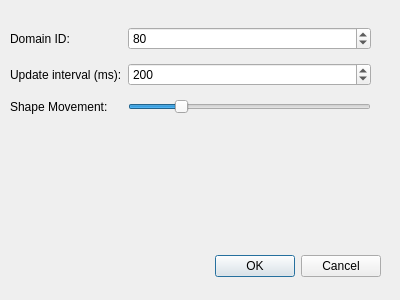
Above: utils/ShapesDemo/forms/optionsdialog.ui from eProsima/Fast-DDS before the change. Below: the same form after it.
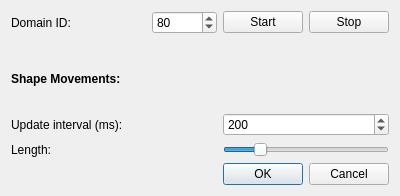
That is the form after the change.

The edit to the form file:
```diff
--- a/utils/ShapesDemo/forms/optionsdialog.ui
+++ b/utils/ShapesDemo/forms/optionsdialog.ui
@@ -7,37 +7,14 @@
     <x>0</x>
     <y>0</y>
     <width>400</width>
-    <height>300</height>
+    <height>196</height>
    </rect>
   </property>
   <property name="windowTitle">
    <string>Options</string>
   </property>
-  <widget class="QDialogButtonBox" name="buttonBox">
-   <property name="geometry">
-    <rect>
-     <x>190</x>
-     <y>250</y>
-     <width>191</width>
-     <height>32</height>
-    </rect>
-   </property>
-   <property name="orientation">
-    <enum>Qt::Horizontal</enum>
-   </property>
-   <property name="standardButtons">
-    <set>QDialogButtonBox::Cancel|QDialogButtonBox::Ok</set>
-   </property>
-  </widget>
-  <widget class="QWidget" name="layoutWidget">
-   <property name="geometry">
-    <rect>
-     <x>10</x>
-     <y>20</y>
-     <width>361</width>
-     <height>101</height>
-    </rect>
-   </property>
+  <layout class="QVBoxLayout" name="verticalLayout">
+   <item>
    <layout class="QGridLayout" name="gridLayout">
     <item row="0" column="0">
      <widget class="QLabel" name="label">
@@ -46,14 +23,69 @@
       </property>
      </widget>
     </item>
-    <item row="1" column="0" colspan="2">
-     <widget class="QLabel" name="label_2">
+     <item row="0" column="2">
+      <widget class="QSpinBox" name="spin_domainId">
+       <property name="specialValueText">
+        <string/>
+       </property>
+       <property name="suffix">
+        <string/>
+       </property>
+       <property name="value">
+        <number>80</number>
+       </property>
+      </widget>
+     </item>
+     <item row="1" column="0" colspan="3">
+      <spacer name="verticalSpacer">
+       <property name="orientation">
+        <enum>Qt::Vertical</enum>
+       </property>
+       <property name="sizeType">
+        <enum>QSizePolicy::Minimum</enum>
+       </property>
+       <property name="sizeHint" stdset="0">
+        <size>
+         <width>20</width>
+         <height>10</height>
+        </size>
+       </property>
+      </spacer>
+     </item>
+     <item row="0" column="3">
+      <widget class="QPushButton" name="pushButton_start">
+       <property name="focusPolicy">
+        <enum>Qt::TabFocus</enum>
+       </property>
       <property name="text">
-       <string>Update interval (ms):</string>
+        <string>Start</string>
       </property>
      </widget>
     </item>
-    <item row="1" column="2">
+     <item row="0" column="4">
+      <widget class="QPushButton" name="pushButton_stop">
+       <property name="focusPolicy">
+        <enum>Qt::TabFocus</enum>
+       </property>
+       <property name="text">
+        <string>Stop</string>
+       </property>
+      </widget>
+     </item>
+     <item row="2" column="0" colspan="3">
+      <widget class="QLabel" name="label_4">
+       <property name="font">
+        <font>
+         <weight>75</weight>
+         <bold>true</bold>
+        </font>
+       </property>
+       <property name="text">
+        <string>Shape Movements:</string>
+       </property>
+      </widget>
+     </item>
+     <item row="3" column="3" colspan="2">
      <widget class="QSpinBox" name="spin_updateInterval">
       <property name="specialValueText">
        <string/>
@@ -72,14 +104,7 @@
       </property>
      </widget>
     </item>
-    <item row="2" column="0" colspan="2">
-     <widget class="QLabel" name="label_3">
-      <property name="text">
-       <string>Shape Movement:</string>
-      </property>
-     </widget>
-    </item>
-    <item row="2" column="2">
+     <item row="4" column="3" colspan="2">
      <widget class="QSlider" name="horizontalSlider_speed">
       <property name="minimum">
        <number>0</number>
@@ -95,22 +120,42 @@
       </property>
      </widget>
     </item>
-    <item row="0" column="2">
-     <widget class="QSpinBox" name="spin_domainId">
-      <property name="specialValueText">
-       <string/>
-      </property>
-      <property name="suffix">
-       <string/>
-      </property>
-      <property name="value">
-       <number>80</number>
-      </property>
+     <item row="3" column="0" colspan="3">
+      <widget class="QLabel" name="label_2">
+       <property name="text">
+        <string>Update interval (ms):</string>
+       </property>
+      </widget>
+     </item>
+     <item row="4" column="0" colspan="3">
+      <widget class="QLabel" name="label_3">
+       <property name="text">
+        <string>Length:</string>
+       </property>
+      </widget>
+     </item>
+    </layout>
+   </item>
+   <item>
+    <widget class="QDialogButtonBox" name="buttonBox">
+     <property name="orientation">
+      <enum>Qt::Horizontal</enum>
+     </property>
+     <property name="standardButtons">
+      <set>QDialogButtonBox::Cancel|QDialogButtonBox::Ok</set>
+     </property>
      </widget>
     </item>
    </layout>
   </widget>
- </widget>
+ <tabstops>
+  <tabstop>spin_domainId</tabstop>
+  <tabstop>pushButton_start</tabstop>
+  <tabstop>pushButton_stop</tabstop>
+  <tabstop>spin_updateInterval</tabstop>
+  <tabstop>horizontalSlider_speed</tabstop>
+  <tabstop>buttonBox</tabstop>
+ </tabstops>
  <resources/>
  <connections>
   <connection>
```
Left out of the diff: 12 changed lines with no effect on the pictures. Lines whose indentation alone changed are shown as unchanged.
